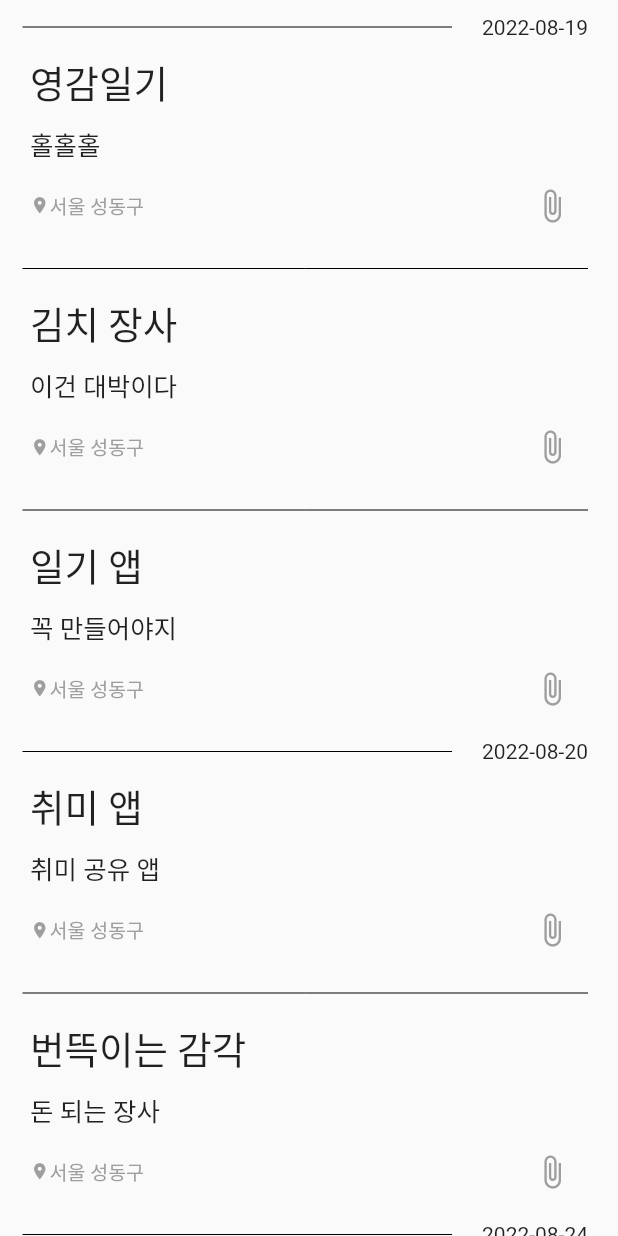
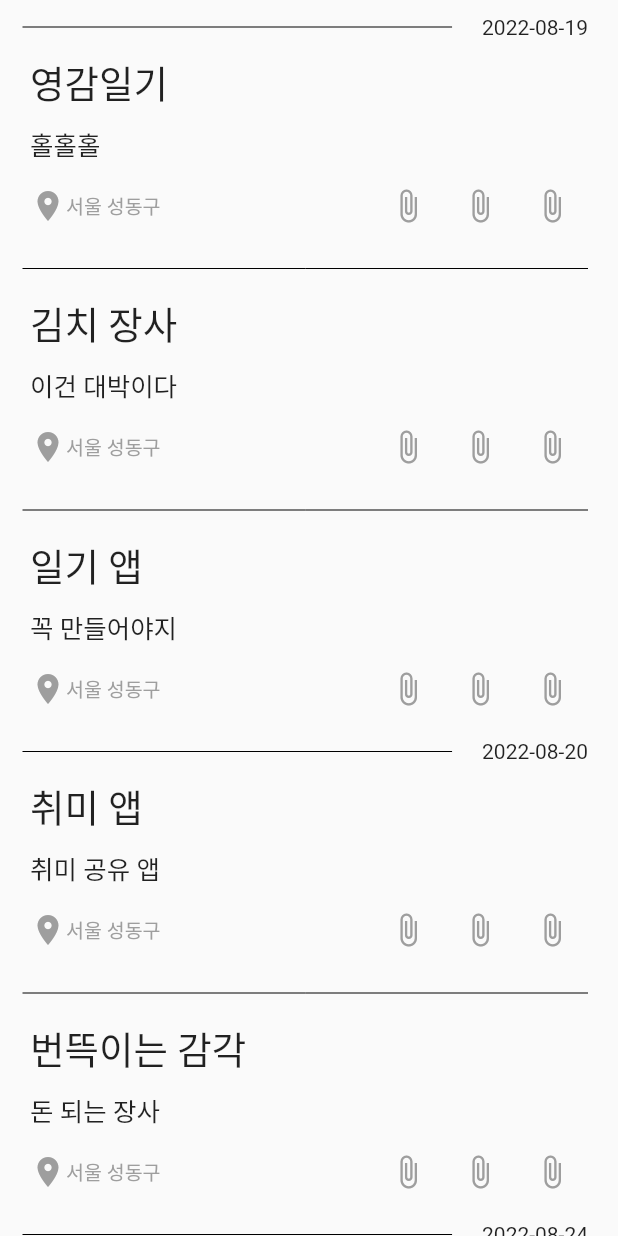
Before and after one commit to RootPark/InsNote, a Flutter app: the FeedPage screen opened directly, after a tap on the "attach file" icon, on a phone screen of 412 x 824 dp. Run offline on Flutter 3.47's test engine with Material 2 defaults, Android fonts, the phone set to English and light mode, and no system bars; our stand-ins replace introduction_screen; missing offline and left inert: bottom_bar_with_sheet.

Commit message:
edit details

```diff
--- a/ins_note/lib/feed.dart
+++ b/ins_note/lib/feed.dart
@@ -4,7 +4,9 @@ class Feed {
   final String content;
   final String location;
   final String date;
-  final String link;
+  final String link1;
+  final String link2;
+  final String link3;
 
-  Feed(this.title, this.content, this.location, this.date, this.link);
+  Feed(this.title, this.content, this.location, this.date, this.link1, this.link2, this.link3);
 }
--- a/ins_note/lib/feed_page.dart
+++ b/ins_note/lib/feed_page.dart
@@ -52,7 +52,27 @@ class _FeedPageState extends State<FeedPage> {
     '2022-08-29'
   ];
 
-  static List<String> feedLink = [
+  static List<String> feedLink1 = [
+    'https://youtu.be/VCDWg0ljbFQ',
+    'https://youtu.be/bTtNV6hgDno',
+    'https://youtu.be/8-2AHSZ6Y68',
+    'https://www.instagram.com/d_.o.o._ng/',
+    'https://n.news.naver.com/mnews/article/092/0002266255?sid=105',
+    'https://map.naver.com/v5/entry/place/17901231?c=14141838.0216799,4517585.9045926,13,0,0,0,dh&placePath=%2Fhome&entry=plt',
+    'https://ko.wikipedia.org/wiki/시추'
+  ];
+
+   static List<String> feedLink2 = [
+    'https://youtu.be/VCDWg0ljbFQ',
+    'https://youtu.be/bTtNV6hgDno',
+    'https://youtu.be/8-2AHSZ6Y68',
+    'https://www.instagram.com/d_.o.o._ng/',
+    'https://n.news.naver.com/mnews/article/092/0002266255?sid=105',
+    'https://map.naver.com/v5/entry/place/17901231?c=14141838.0216799,4517585.9045926,13,0,0,0,dh&placePath=%2Fhome&entry=plt',
+    'https://ko.wikipedia.org/wiki/시추'
+  ];
+
+   static List<String> feedLink3 = [
     'https://youtu.be/VCDWg0ljbFQ',
     'https://youtu.be/bTtNV6hgDno',
     'https://youtu.be/8-2AHSZ6Y68',
@@ -63,7 +83,7 @@ class _FeedPageState extends State<FeedPage> {
   ];
 
   final List<Feed> feedData = List.generate(feedLocation.length, (index) =>
-    Feed(feedTitle[index], feedContent[index], feedLocation[index], feedDate[index], feedLink[index]));
+    Feed(feedTitle[index], feedContent[index], feedLocation[index], feedDate[index], feedLink1[index], feedLink2[index], feedLink3[index]));
 
   @override
   Widget build(BuildContext context) {
@@ -95,7 +115,6 @@ class _FeedPageState extends State<FeedPage> {
               Column (children: <Widget>[
                 Container(
                   margin: EdgeInsets.only(left: 20),
-                  // color: Colors.red,
                   child: Column(
                     crossAxisAlignment: CrossAxisAlignment.start,
                     children: <Widget>[
@@ -118,34 +137,60 @@ class _FeedPageState extends State<FeedPage> {
                           child: Row(
                             mainAxisAlignment: MainAxisAlignment.spaceBetween,
                             children: [
-                              Container(
-                                child: Row(
+                              Row(
                                 children: [
                                 Icon(
                                   Icons.place,
                                   color: Colors.grey,
-                                    size: 13,
+                                  // size: 13,
                                 ),
                                 Text(
                                   feedData[index].location,
                                   style: TextStyle(color: Colors.grey, fontSize: 13)
                                 ),
-                                ],)
-                              ),
-                              Container(
-                                child: IconButton(
+                              ],),
+                              Row(
+                                children: [
+                                  IconButton(
                                     icon: Icon(Icons.attach_file),
                                     color: Colors.grey,
                                     onPressed: () async {
-                                    if(await canLaunch(feedData[index].link)){
-                                      await launch(feedData[index].link, forceWebView: false, forceSafariVC: false);
+                                      if(await canLaunch(feedData[index].link1)){
+                                        await launch(feedData[index].link1, forceWebView: false, forceSafariVC: false);
                                         // forceWebView: false, forceSafariVC: false
                                         // canLaunchUrlString, launchUrlString
                                       } else {
-                                      throw 'Could not launch ${feedData[index].link}';
+                                        throw 'Could not launch ${feedData[index].link1}';
+                                      }
+                                    }
+                                  ),
+                                  IconButton(
+                                    icon: Icon(Icons.attach_file),
+                                    color: Colors.grey,
+                                    onPressed: () async {
+                                      if(await canLaunch(feedData[index].link2)){
+                                        await launch(feedData[index].link2, forceWebView: false, forceSafariVC: false);
+                                        // forceWebView: false, forceSafariVC: false
+                                        // canLaunchUrlString, launchUrlString
+                                      } else {
+                                        throw 'Could not launch ${feedData[index].link2}';
+                                      }
+                                    }
+                                  ),
+                                  IconButton(
+                                    icon: Icon(Icons.attach_file),
+                                    color: Colors.grey,
+                                    onPressed: () async {
+                                      if(await canLaunch(feedData[index].link3)){
+                                        await launch(feedData[index].link3, forceWebView: false, forceSafariVC: false);
+                                        // forceWebView: false, forceSafariVC: false
+                                        // canLaunchUrlString, launchUrlString
+                                      } else {
+                                        throw 'Could not launch ${feedData[index].link3}';
                                       }
                                     }
                                   )
+                                ]
                               )
                             ],
                           )
@@ -160,20 +205,4 @@ class _FeedPageState extends State<FeedPage> {
       )
     );
   }
-
-  // _getListData() {
-  //   List<Widget> widgets = [];
-  //   for (int i = 0; i < 100; i++) {
-  //     widgets.add(GestureDetector(
-  //       child: Padding(
-  //         padding: EdgeInsets.all(10.0),
-  //         child: Text("Row $i")
-  //       ),
-  //       onTap: () {
-  //         // print("row $i tapped");
-  //       }
-  //     ));
-  //   }
-  //   return widgets;
-  // }
 }
```
Lines whose indentation alone changed are shown as unchanged.
